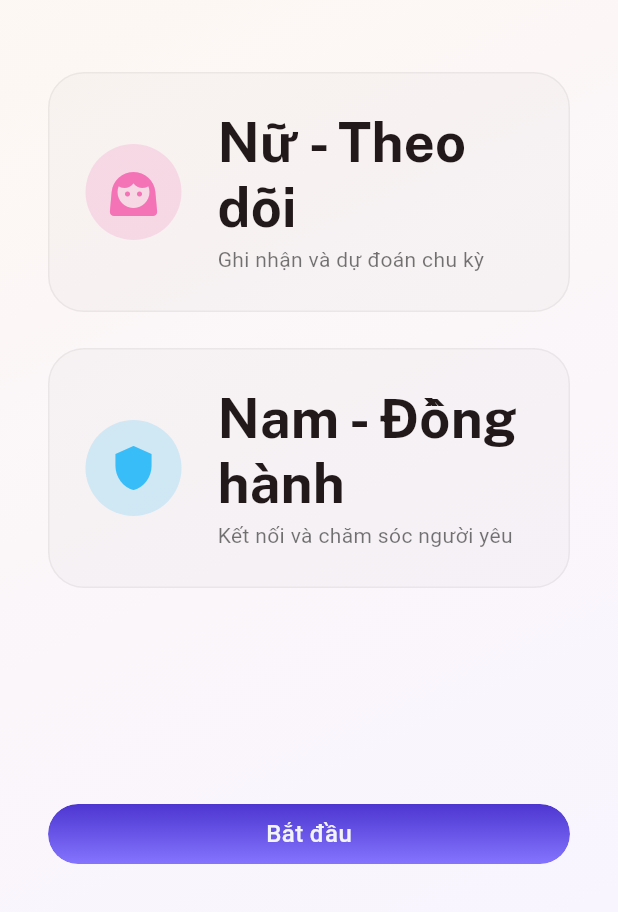
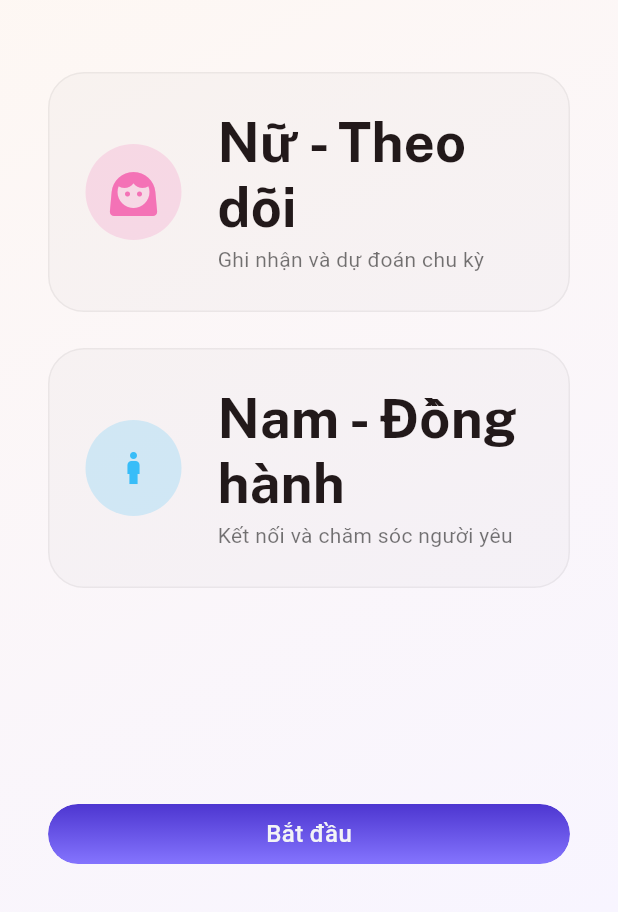
Before and after one commit to Chunggrizzy11/Luna, a Flutter app: the screen it shows after launch, swiped to page 4, on a phone screen of 412 x 824 dp, the part 324-1236 px from its top. Run offline on Flutter 3.47's test engine with Material 3 defaults, Android fonts, the phone set to English and light mode, and no system bars; drawn by our look-alikes of smooth_page_indicator; our stand-ins replace connectivity_plus, dio, equatable, flutter_riverpod, flutter_secure_storage, flutter_svg and 4 more.

Commit message:
Sửa lỗi

```diff
--- a/Luna_FE/lib/features/onboarding/presentation/onboarding_flow_page.dart
+++ b/Luna_FE/lib/features/onboarding/presentation/onboarding_flow_page.dart
@@ -358,7 +358,7 @@ class _OnboardingFlowPageState extends State<OnboardingFlowPage> {
             role: DeviceRole.partner,
             title: 'Nam - Đồng hành',
             description: 'Kết nối và chăm sóc người yêu',
-            icon: Icons.shield,
+            icon: Icons.boy,
             color: AppColor.accentSky,
             isSelected: _selectedRole == DeviceRole.partner,
             onTap: () => setState(() => _selectedRole = DeviceRole.partner),
```
Also changed, not shown: Luna_FE/lib/features/home/presentation/home_page.dart (+6 -5 lines).
